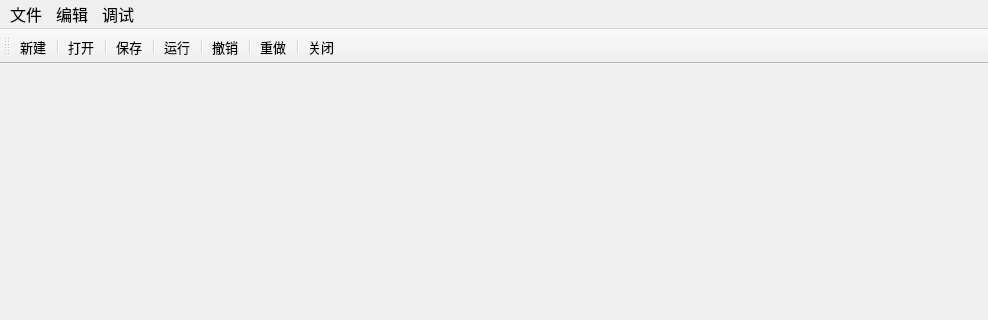
Before: the Qt Designer form Horizon.ui in XinXingDianDeng-WHU/Horizon, drawn with Qt 5; both pictures show x 0 to 988 and y 0 to 320 of the 988 by 793 pixel window.
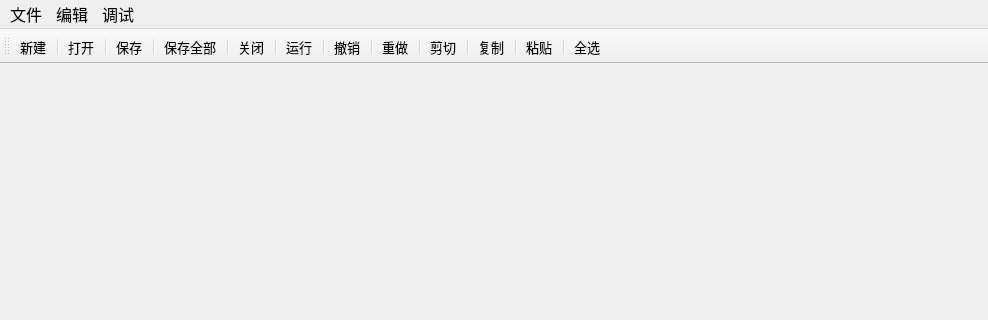
After: the same form once the commit is applied. Icons and pictures are not drawn.

The edit to the form file:
```diff
--- a/Horizon.ui
+++ b/Horizon.ui
@@ -157,13 +157,23 @@
    <addaction name="separator"/>
    <addaction name="actionSave"/>
    <addaction name="separator"/>
+   <addaction name="actionSave_All"/>
+   <addaction name="separator"/>
+   <addaction name="actionClose"/>
+   <addaction name="separator"/>
    <addaction name="actionRun"/>
    <addaction name="separator"/>
    <addaction name="actionUndo"/>
    <addaction name="separator"/>
    <addaction name="actionRedo"/>
    <addaction name="separator"/>
-   <addaction name="actionClose"/>
+   <addaction name="actionCut"/>
+   <addaction name="separator"/>
+   <addaction name="actionCopy"/>
+   <addaction name="separator"/>
+   <addaction name="actionPaste"/>
+   <addaction name="separator"/>
+   <addaction name="actionSelect_All"/>
   </widget>
   <action name="actionOpen">
    <property name="icon">
```
Left out of the diff: 28 changed lines with no effect on the pictures.
